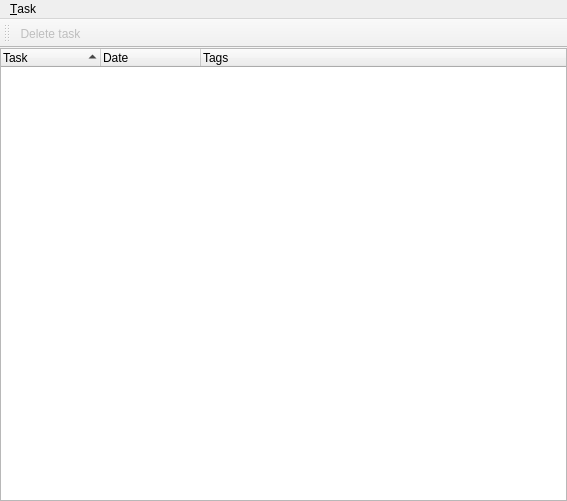
First picture: the form in gui/window.ui, repository usovalx/balancer, before the edit.
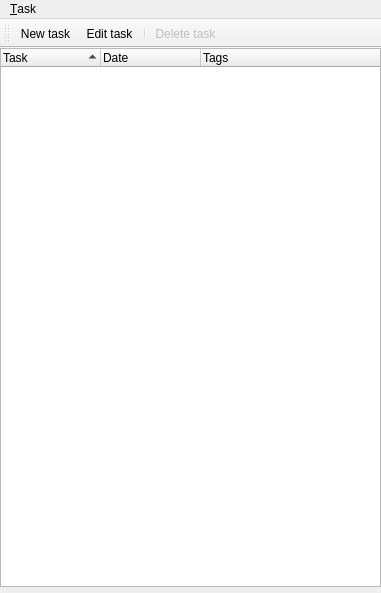
Second picture: the form after the edit. Icons and pictures are not drawn. Custom widgets are drawn as their Qt base class.

```diff
--- a/gui/window.ui
+++ b/gui/window.ui
@@ -6,8 +6,8 @@
    <rect>
     <x>0</x>
     <y>0</y>
-    <width>567</width>
-    <height>501</height>
+    <width>381</width>
+    <height>593</height>
    </rect>
   </property>
   <property name="windowTitle">
@@ -51,6 +51,9 @@
       <property name="allColumnsShowFocus">
        <bool>true</bool>
       </property>
+      <attribute name="headerVisible">
+       <bool>true</bool>
+      </attribute>
       <column>
        <property name="text">
         <string>Task</string>
@@ -68,6 +71,9 @@
       </column>
      </widget>
     </item>
+    <item>
+     <widget class="editor" name="editor" native="true"/>
+    </item>
    </layout>
   </widget>
   <widget class="QMenuBar" name="menubar">
@@ -75,7 +81,7 @@
     <rect>
      <x>0</x>
      <y>0</y>
-     <width>567</width>
+     <width>381</width>
      <height>25</height>
     </rect>
    </property>
@@ -83,6 +89,9 @@
     <property name="title">
      <string>&amp;Task</string>
     </property>
+    <addaction name="actionNew_Task"/>
+    <addaction name="actionEdit_task"/>
+    <addaction name="separator"/>
     <addaction name="actionDelete_task"/>
    </widget>
    <addaction name="menuTask"/>
@@ -97,6 +106,9 @@
    <attribute name="toolBarBreak">
     <bool>false</bool>
    </attribute>
+   <addaction name="actionNew_Task"/>
+   <addaction name="actionEdit_task"/>
+   <addaction name="separator"/>
    <addaction name="actionDelete_task"/>
   </widget>
   <action name="actionDelete_task">
@@ -108,13 +120,38 @@
      <normaloff>:/delete.png</normaloff>:/delete.png</iconset>
    </property>
    <property name="text">
-    <string>Delete task</string>
+    <string>&amp;Delete task</string>
    </property>
    <property name="shortcut">
     <string>Del</string>
    </property>
   </action>
+  <action name="actionNew_Task">
+   <property name="icon">
+    <iconset resource="icons.qrc">
+     <normaloff>:/add.png</normaloff>:/add.png</iconset>
+   </property>
+   <property name="text">
+    <string>&amp;New task</string>
+   </property>
+   <property name="shortcut">
+    <string>Ctrl+N</string>
+   </property>
+  </action>
+  <action name="actionEdit_task">
+   <property name="text">
+    <string>&amp;Edit task</string>
+   </property>
+  </action>
  </widget>
+ <customwidgets>
+  <customwidget>
+   <class>editor</class>
+   <extends>QWidget</extends>
+   <header>editor</header>
+   <container>1</container>
+  </customwidget>
+ </customwidgets>
  <resources>
   <include location="icons.qrc"/>
  </resources>
```
